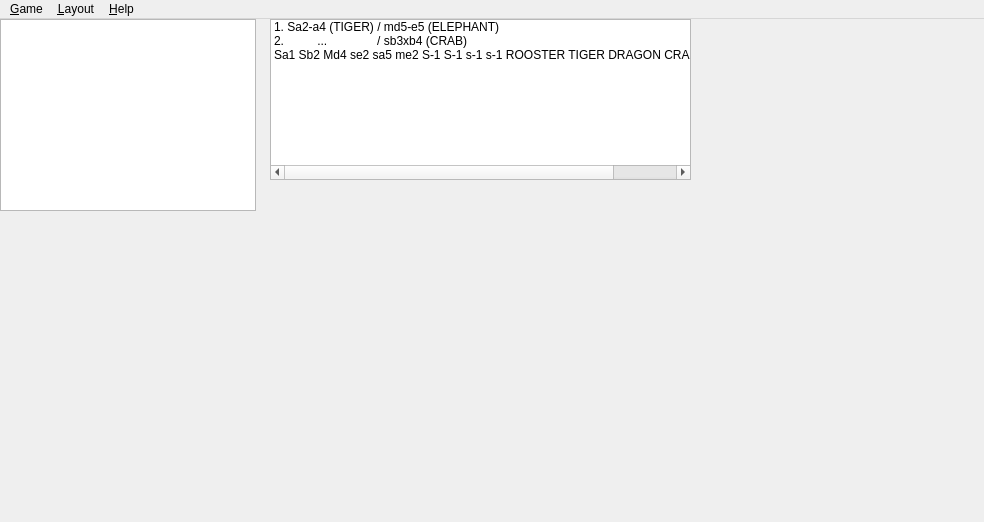
Above: mainwindow.ui from gwolffgang/Oni before the change. Below: the same form after it.
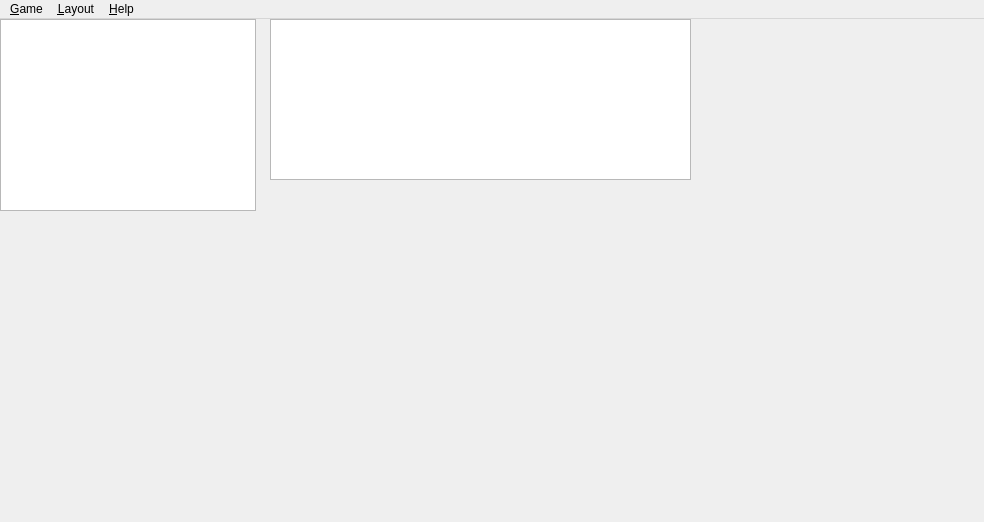
That is the form after the change.

```diff
--- a/mainwindow.ui
+++ b/mainwindow.ui
@@ -33,21 +33,6 @@
       <height>161</height>
      </rect>
     </property>
-    <item>
-     <property name="text">
-      <string>1. Sa2-a4 (TIGER) / md5-e5 (ELEPHANT)</string>
-     </property>
-    </item>
-    <item>
-     <property name="text">
-      <string>2.          ...               / sb3xb4 (CRAB)</string>
-     </property>
-    </item>
-    <item>
-     <property name="text">
-      <string>Sa1 Sb2 Md4 se2 sa5 me2 S-1 S-1 s-1 s-1 ROOSTER TIGER DRAGON CRAB ELEPHANT</string>
-     </property>
-    </item>
    </widget>
   </widget>
   <widget class="QMenuBar" name="menuBar">
```
